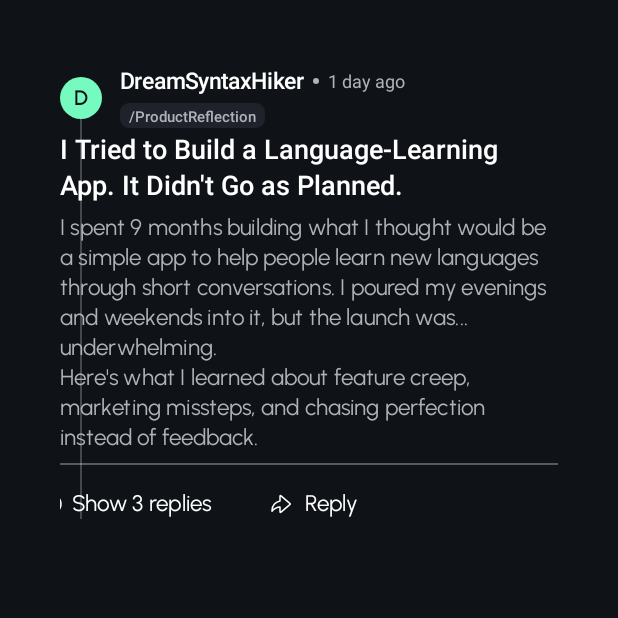
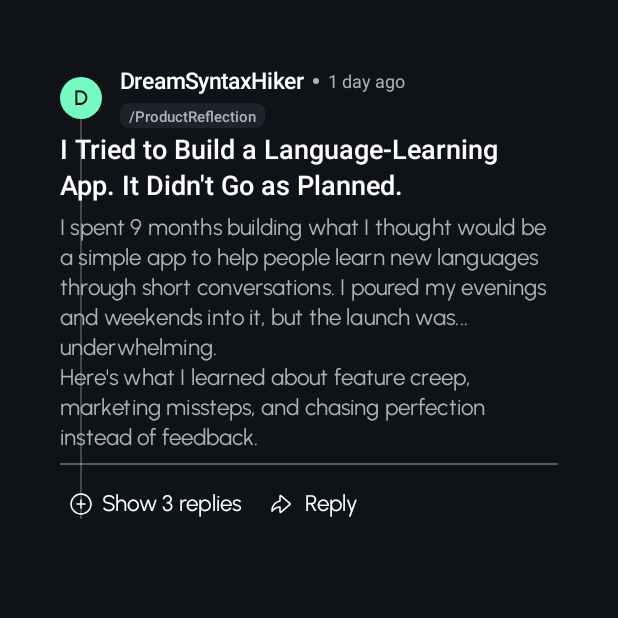
Before and after one commit to abaddona74-glitch/CollapsibleChatThread, an Android app built with Jetpack Compose: the screen it shows after launch (MainActivity), on a phone screen of 412 x 824 dp, the top half of it. Run offline under Robolectric (Android 15) with nearby library versions, the phone set to English and light mode, and no system bars.

Commit message:
fix: Adjust toggle icon alignment in comment actions for better visual consistency

```diff
--- a/app/src/main/java/com/maxmudbek/collapsiblechatthread/ui/components/ThreadedComments.kt
+++ b/app/src/main/java/com/maxmudbek/collapsiblechatthread/ui/components/ThreadedComments.kt
@@ -168,7 +168,7 @@ fun CommentItem(
             // Separator for clearer hierarchy
             Divider(color = ConnectorLine, thickness = 1.dp, modifier = Modifier.padding(vertical = 8.dp))
 
-            // Actions row — positioned at left edge so toggle icon aligns with vertical rail
+            // Actions row — position the toggle icon so it aligns with the avatar/rail center
             val bg = MaterialTheme.colorScheme.background
             val iconTint = if (bg.luminance() < 0.5f) Color.White else Color.Black
             Row(
@@ -183,7 +183,12 @@ fun CommentItem(
                         val c = comment.getTotalReplyCount()
                         if (c == 1) "Show 1 reply" else "Show $c replies"
                     }
-                    Box(modifier = Modifier.offset(x = (-14).dp)) {
+                    // Calculate offset so the toggle icon is centered on the avatar/rail.
+                    // Avatar and icon sizes are in Dp so we can compute the offset in Dp directly.
+                    val iconSize = 16.dp
+                    val toggleOffset = (avatarSize - iconSize) / 2f
+
+                    Box(modifier = Modifier.offset(x = toggleOffset)) {
                         Row(
                             modifier = Modifier.clickable { expanded = !expanded },
                             verticalAlignment = Alignment.CenterVertically
```
